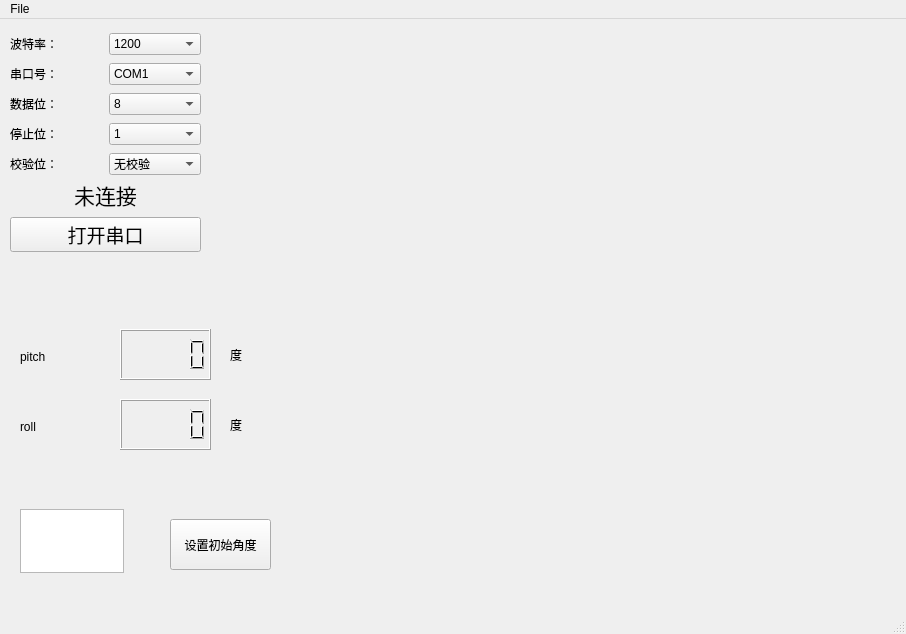
Above: micro_controller_serial/host.ui from yanis791/MCproject before the change. Below: the same form after it.
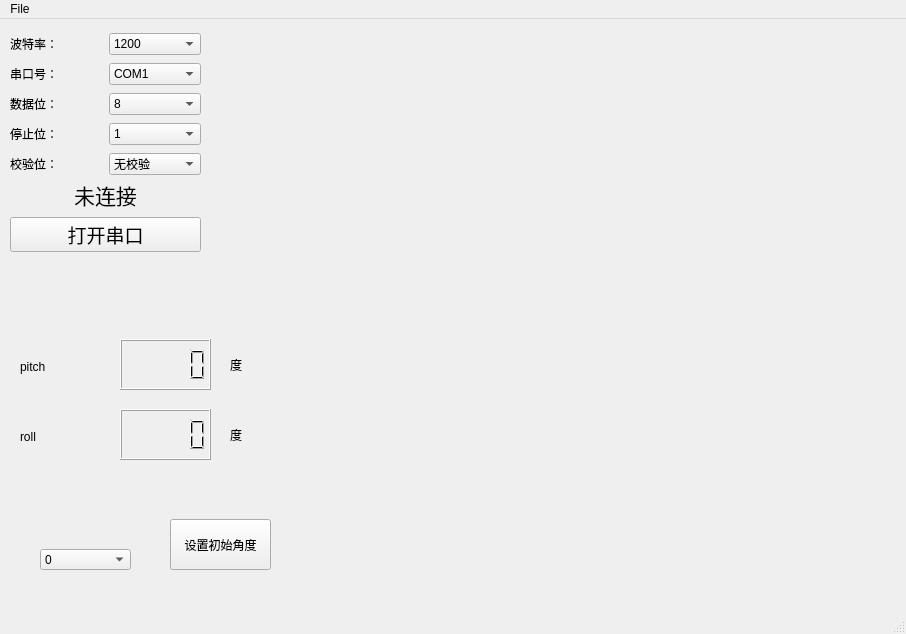
That is the form after the change.

Diff of the .ui file:
```diff
--- a/micro_controller_serial/host.ui
+++ b/micro_controller_serial/host.ui
@@ -327,22 +327,12 @@
     <property name="geometry">
      <rect>
       <x>120</x>
-      <y>310</y>
+      <y>320</y>
       <width>91</width>
       <height>51</height>
      </rect>
     </property>
    </widget>
-   <widget class="QTextEdit" name="textEdit">
-    <property name="geometry">
-     <rect>
-      <x>20</x>
-      <y>490</y>
-      <width>104</width>
-      <height>64</height>
-     </rect>
-    </property>
-   </widget>
    <widget class="QPushButton" name="set">
     <property name="geometry">
      <rect>
@@ -360,7 +350,7 @@
     <property name="geometry">
      <rect>
       <x>120</x>
-      <y>380</y>
+      <y>390</y>
       <width>91</width>
       <height>51</height>
      </rect>
@@ -370,7 +360,7 @@
     <property name="geometry">
      <rect>
       <x>70</x>
-      <y>250</y>
+      <y>260</y>
       <width>151</width>
       <height>51</height>
      </rect>
@@ -383,7 +373,7 @@
     <property name="geometry">
      <rect>
       <x>230</x>
-      <y>320</y>
+      <y>330</y>
       <width>81</width>
       <height>31</height>
      </rect>
@@ -396,7 +386,7 @@
     <property name="geometry">
      <rect>
       <x>230</x>
-      <y>390</y>
+      <y>400</y>
       <width>81</width>
       <height>31</height>
      </rect>
@@ -409,7 +399,7 @@
     <property name="geometry">
      <rect>
       <x>20</x>
-      <y>330</y>
+      <y>340</y>
       <width>68</width>
       <height>15</height>
      </rect>
@@ -422,7 +412,7 @@
     <property name="geometry">
      <rect>
       <x>20</x>
-      <y>400</y>
+      <y>410</y>
       <width>68</width>
       <height>15</height>
      </rect>
@@ -453,6 +443,41 @@
     </property>
     <layout class="QVBoxLayout" name="verticalLayout_2"/>
    </widget>
+   <widget class="QComboBox" name="comboBox_6">
+    <property name="geometry">
+     <rect>
+      <x>40</x>
+      <y>530</y>
+      <width>91</width>
+      <height>21</height>
+     </rect>
+    </property>
+    <item>
+     <property name="text">
+      <string>0</string>
+     </property>
+    </item>
+    <item>
+     <property name="text">
+      <string>90</string>
+     </property>
+    </item>
+    <item>
+     <property name="text">
+      <string>180</string>
+     </property>
+    </item>
+    <item>
+     <property name="text">
+      <string>270</string>
+     </property>
+    </item>
+    <item>
+     <property name="text">
+      <string/>
+     </property>
+    </item>
+   </widget>
   </widget>
   <widget class="QMenuBar" name="menubar">
    <property name="geometry">
```
